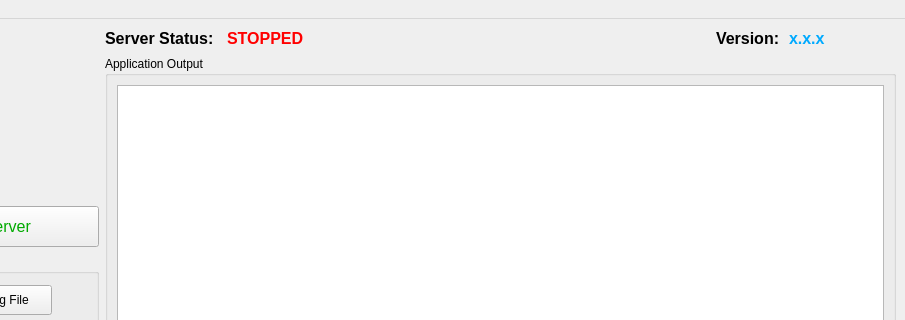
Old version of the form Projects/CoX/Utilities/SEGSAdmin/SEGSAdminTool.ui in the repository Segs/Segs; both pictures show x 136 to 1041 and y 0 to 320 of the 1041 by 595 pixel window.
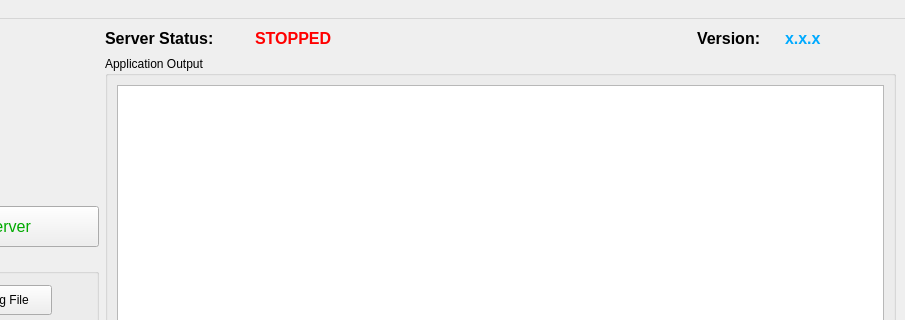
New version of the form. Icons and pictures are not drawn.

The edit to the form file:
```diff
--- a/Projects/CoX/Utilities/SEGSAdmin/SEGSAdminTool.ui
+++ b/Projects/CoX/Utilities/SEGSAdmin/SEGSAdminTool.ui
@@ -53,13 +53,13 @@
      <widget class="QLabel" name="authserver_label">
       <property name="minimumSize">
        <size>
-        <width>116</width>
+        <width>144</width>
         <height>19</height>
        </size>
       </property>
       <property name="maximumSize">
        <size>
-        <width>116</width>
+        <width>144</width>
         <height>19</height>
        </size>
       </property>
@@ -117,13 +117,13 @@
      <widget class="QLabel" name="authserver_status">
       <property name="minimumSize">
        <size>
-        <width>90</width>
+        <width>106</width>
         <height>19</height>
        </size>
       </property>
       <property name="maximumSize">
        <size>
-        <width>90</width>
+        <width>106</width>
         <height>19</height>
        </size>
       </property>
@@ -146,13 +146,13 @@
      <widget class="QLabel" name="segs_admin_version_label">
       <property name="minimumSize">
        <size>
-        <width>67</width>
+        <width>82</width>
         <height>19</height>
        </size>
       </property>
       <property name="maximumSize">
        <size>
-        <width>67</width>
+        <width>82</width>
         <height>19</height>
        </size>
       </property>
@@ -219,13 +219,13 @@
      <widget class="QLabel" name="segs_admin_version">
       <property name="minimumSize">
        <size>
-        <width>61</width>
+        <width>65</width>
         <height>19</height>
        </size>
       </property>
       <property name="maximumSize">
        <size>
-        <width>61</width>
+        <width>65</width>
         <height>19</height>
        </size>
       </property>
```
Left out of the diff: 2 changed lines with no effect on the pictures.
